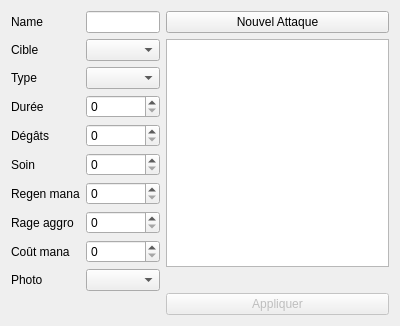
Above: app/view/forms/editattakview.ui from r0nd0ud0u/qt-rpg before the change. Below: the same form after it.
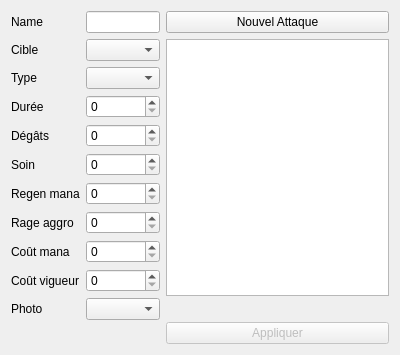
That is the form after the change. Icons and pictures are not drawn. Custom widgets are drawn as their Qt base class.

Commit message: add vigor cost

```diff
--- a/app/view/forms/editattakview.ui
+++ b/app/view/forms/editattakview.ui
@@ -7,7 +7,7 @@
     <x>0</x>
     <y>0</y>
     <width>400</width>
-    <height>300</height>
+    <height>346</height>
    </rect>
   </property>
   <property name="windowTitle">
@@ -121,10 +121,10 @@
          </property>
         </widget>
        </item>
-       <item row="9" column="1">
+       <item row="10" column="1">
         <widget class="QComboBox" name="photo_comboBox"/>
        </item>
-       <item row="9" column="0">
+       <item row="10" column="0">
         <widget class="QLabel" name="photo_label">
          <property name="text">
           <string>Photo</string>
@@ -141,6 +141,20 @@
        <item row="6" column="1">
         <widget class="QSpinBox" name="regen_mana_spinBox"/>
        </item>
+       <item row="9" column="0">
+        <widget class="QLabel" name="vigor_label">
+         <property name="text">
+          <string>Coût vigueur</string>
+         </property>
+        </widget>
+       </item>
+       <item row="9" column="1">
+        <widget class="QSpinBox" name="vigor_spinBox">
+         <property name="maximum">
+          <number>1000</number>
+         </property>
+        </widget>
+       </item>
       </layout>
      </item>
      <item>
```
The commit also changes 5 other files.
